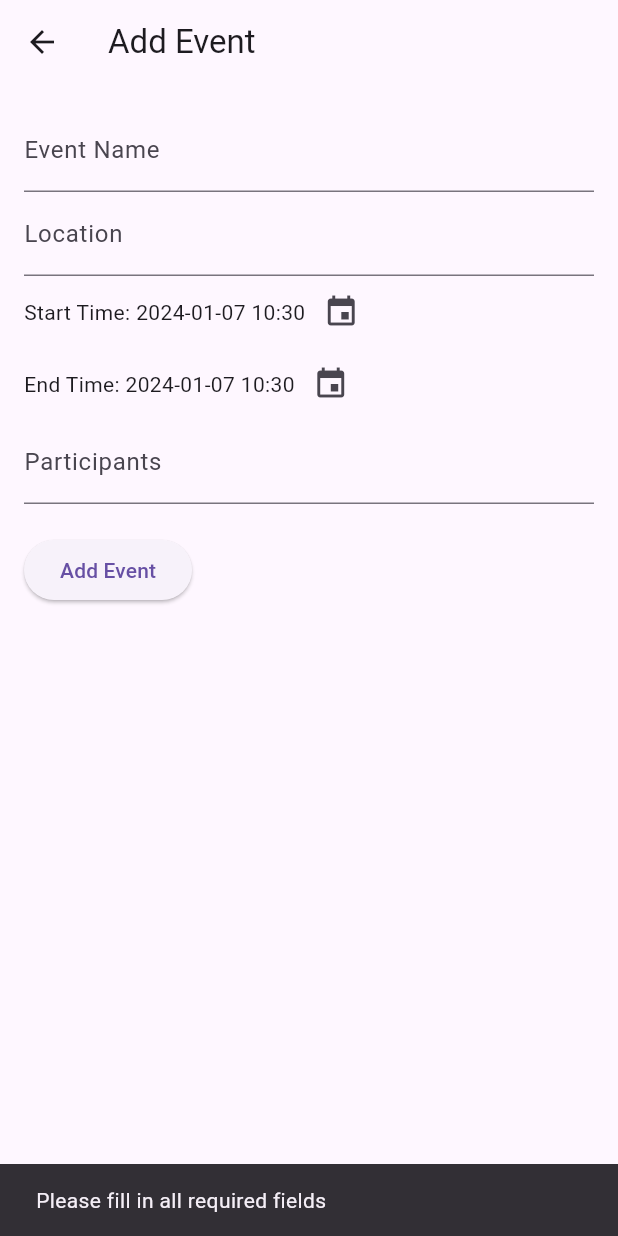
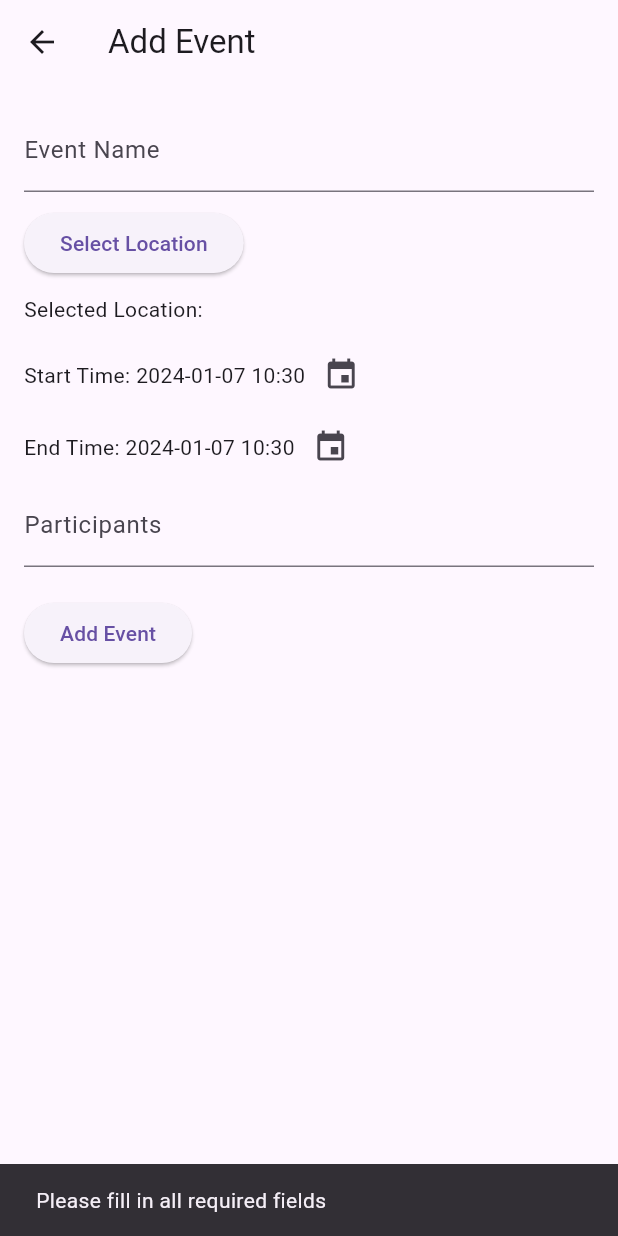
Before and after one commit to Thambara-20/TagMe, a Flutter app: the AddEventForm screen opened directly with empty values, after a tap on "Add Event", on a phone screen of 412 x 824 dp. Run offline on Flutter 3.47's test engine with Material 3 defaults, Android fonts, the phone set to English and light mode, and no system bars; our stand-ins replace curved_navigation_bar, font_awesome_flutter; missing offline and left inert: flutter_osm_plugin.

Commit message:
implemented OSM location service

```diff
--- a/tag_me/lib/EventsPage/AddEventPage/AddEventPage.dart
+++ b/tag_me/lib/EventsPage/AddEventPage/AddEventPage.dart
@@ -1,26 +1,27 @@
+// ignore_for_file: file_names
 
 import 'package:flutter/material.dart';
+import 'package:flutter_osm_plugin/flutter_osm_plugin.dart';
 import 'package:intl/intl.dart';
 import 'package:tag_me/EventsPage/EventsPage.dart';
-import 'package:geolocator/geolocator.dart';
-import 'package:geocoding/geocoding.dart';
-
+import 'package:tag_me/Map/Map.dart';
 
 class AddEventForm extends StatefulWidget {
-  final List<Event> intialEvents;
+  final List<Event> initialEvents;
 
-  const AddEventForm({Key? key, required this.intialEvents}) : super(key: key);
+  const AddEventForm({Key? key, required this.initialEvents}) : super(key: key);
 
   @override
+  // ignore: library_private_types_in_public_api
   _AddEventFormState createState() => _AddEventFormState();
 }
 
 class _AddEventFormState extends State<AddEventForm> {
   final TextEditingController _nameController = TextEditingController();
-  final TextEditingController _locationController = TextEditingController();
   DateTime _startTime = DateTime.now();
   DateTime _endTime = DateTime.now();
   final TextEditingController _participantsController = TextEditingController();
+  String _location = '';
 
   @override
   Widget build(BuildContext context) {
@@ -35,17 +36,22 @@ class _AddEventFormState extends State<AddEventForm> {
           children: [
             TextField(
               controller: _nameController,
-              decoration: InputDecoration(labelText: 'Event Name'),
+              decoration: const InputDecoration(labelText: 'Event Name'),
             ),
-            TextField(
-              controller: _locationController,
-              decoration: InputDecoration(labelText: 'Location'),
+            const SizedBox(height: 10),
+            ElevatedButton(
+              onPressed: _selectLocation,
+              child: const Text('Select Location'),
             ),
+            const SizedBox(height: 10),
+            Text('Selected Location: $_location'),
+            const SizedBox(height: 10),
            Row(
               children: [
-                Text('Start Time: ${DateFormat('yyyy-MM-dd HH:mm').format(_startTime)}'),
+                Text(
+                    'Start Time: ${DateFormat('yyyy-MM-dd HH:mm').format(_startTime)}'),
                 IconButton(
-                  icon: Icon(Icons.event),
+                  icon: const Icon(Icons.event),
                   onPressed: () async {
                     final selectedDate = await showDatePicker(
                       context: context,
@@ -77,9 +83,10 @@ class _AddEventFormState extends State<AddEventForm> {
             ),
             Row(
               children: [
-                Text('End Time: ${DateFormat('yyyy-MM-dd HH:mm').format(_endTime)}'),
+                Text(
+                    'End Time: ${DateFormat('yyyy-MM-dd HH:mm').format(_endTime)}'),
                 IconButton(
-                  icon: Icon(Icons.event),
+                  icon: const Icon(Icons.event),
                   onPressed: () async {
                     final selectedDate = await showDatePicker(
                       context: context,
@@ -111,13 +118,11 @@ class _AddEventFormState extends State<AddEventForm> {
             ),
             TextField(
               controller: _participantsController,
-              decoration: InputDecoration(labelText: 'Participants'),
+              decoration: const InputDecoration(labelText: 'Participants'),
             ),
             const SizedBox(height: 20),
             ElevatedButton(
-              onPressed: () {
-                _onSubmit();
-              },
+              onPressed: _onSubmit,
               child: const Text('Add Event'),
             ),
           ],
@@ -126,48 +131,62 @@ class _AddEventFormState extends State<AddEventForm> {
     );
   }
 
+  Future<void> _selectLocation() async {
+    GeoPoint selectedPoint = await Navigator.push(
+      context,
+      MaterialPageRoute(builder: (context) => const MapWidget()),
+    );
+
+    print('Selected Location: $selectedPoint');
+    setState(() {
+      _location = 'Lat: ${selectedPoint.latitude}, Lng: ${selectedPoint.longitude}';
+    });
+    }
+
+
   void _onSubmit() async {
     if (_nameController.text.isEmpty ||
+        _location.isEmpty ||
         _participantsController.text.isEmpty) {
       ScaffoldMessenger.of(context).showSnackBar(
-      SnackBar(content: Text('Please fill in all required fields')),
+        const SnackBar(content: Text('Please fill in all required fields')),
       );
       return;
     }
 
-  String location = await _getLocation();
-
-  final newEvent = Event(
+    // Create the Event object
+    Event newEvent = Event(
       name: _nameController.text,
+      location: _location,
       startTime: _startTime,
       endTime: _endTime,
-    location: location,
       isParticipating: false,
+
     );
 
-  widget.intialEvents.add(newEvent);
+    setState(() {
+      widget.initialEvents.add(newEvent);
+    });
 
-  Navigator.pop(context);
+
+    ScaffoldMessenger.of(context).showSnackBar(
+      const SnackBar(content: Text('Event added successfully')),
+    );
+
+    // Clear the form
+    _nameController.clear();
+    _participantsController.clear();
+    setState(() {
+      _startTime = DateTime.now();
+      _endTime = DateTime.now();
+      _location = '';
+    });
   }
-
 
   @override
   void dispose() {
     _nameController.dispose();
-    _locationController.dispose();
     _participantsController.dispose();
     super.dispose();
   }
 }
-
-Future<String> _getLocation() async {
-  try {
-    Position position = await Geolocator.getCurrentPosition(
-        desiredAccuracy: LocationAccuracy.high);
-    List<Placemark> placemarks =
-        await placemarkFromCoordinates(position.latitude, position.longitude);
-    return placemarks[0].name ?? "Unknown Location";
-  } catch (e) {
-    return "Error getting location";
-  }
-}
--- a/tag_me/lib/EventsPage/EventsPage.dart
+++ b/tag_me/lib/EventsPage/EventsPage.dart
@@ -1,3 +1,5 @@
+// ignore_for_file: file_names
+
 import 'package:flutter/material.dart';
 import 'package:tag_me/EventsPage/AddEventPage/AddEventPage.dart';
 import 'package:tag_me/constants/constants.dart';
@@ -24,6 +26,7 @@ class EventsPage extends StatefulWidget {
   static const String routeName = '/EventsPage';
 
   @override
+  // ignore: library_private_types_in_public_api
   _EventsPageState createState() => _EventsPageState();
 }
 
@@ -70,6 +73,7 @@ class _EventsPageState extends State<EventsPage> {
                   return _buildEventListItem(events[index]);
 
                   }
+                  return null;
                 },
               ),
             ),
@@ -147,7 +151,7 @@ Widget _buildEventListItem(Event event) {
     Navigator.push(
             context,
             MaterialPageRoute(
-                builder: (context) => AddEventForm(intialEvents: events)))
+                builder: (context) => AddEventForm(initialEvents: events)))
         .then((value) => {
               {setState(() {})}
             });
--- a/tag_me/pubspec.yaml
+++ b/tag_me/pubspec.yaml
@@ -39,7 +39,8 @@ dependencies:
   curved_navigation_bar: ^1.0.3
   geolocator: ^10.1.0
   geocoding: ^2.1.1
-  intl: ^0.19.0
+  flutter_osm_plugin: ^0.70.4
+  get: ^4.6.6
 
 dev_dependencies:
   flutter_test:
```
Also changed, not shown: tag_me/lib/Map/Map.dart (added, +129 -0 lines), tag_me/lib/main.dart (+5 -9 lines), tag_me/pubspec.lock, 7 other files. Lines whose indentation alone changed are shown as unchanged.
